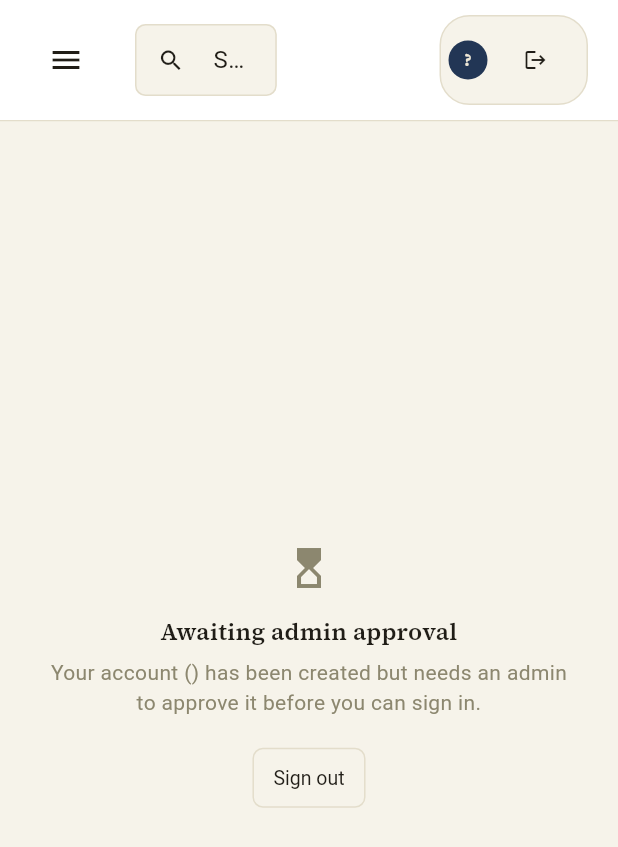
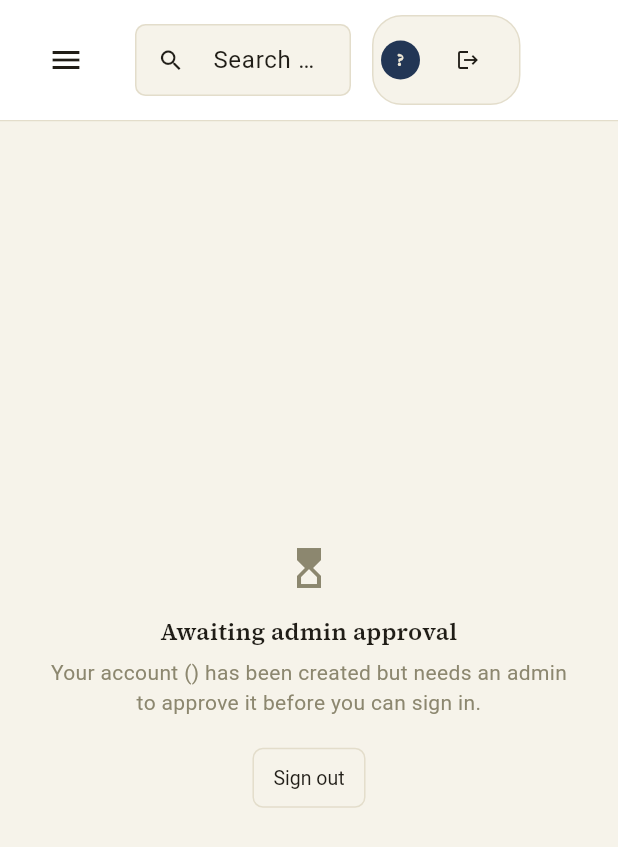
Before and after one commit to shivhegde/AiOffice, a Flutter app: the screen it shows once a user with an empty profile is signed in, on a phone screen of 412 x 824 dp. Shown: the top 847 px of the screen. Run offline on Flutter 3.47's test engine with Material 3 defaults, Android fonts, the phone set to English and light mode, and no system bars; our stand-ins replace cloud_firestore, file_picker, firebase_auth, firebase_core, firebase_storage, flutter_riverpod and 6 more; missing offline and left inert: desktop_drop; accounts and stored records are empty.

Commit message:
Fix top bar overflow and debug role picker text color
The top bar's Row overflowed (yellow/black stripe) at the app's
default window width: title/crumb, the debug "Viewing as" role
picker, and the user chip were unbounded and competed poorly with a
Spacer. Made each one genuinely flexible (Flexible + ellipsis text +
a shrinkable, isExpanded dropdown) instead of just capping their max
width, so nothing overflows regardless of window size.

Also pinned explicit theme-derived colors on the debug role picker's
icon and dropdown (button + menu items + dropdownColor) — it was
relying on an unset TextStyle color that fell back to an
unreadable default instead of the app's onSurface color.

Separately, the dashboard's two delta-line stat tiles (EMD Pending
Refund, FD Maturing) overflowed vertically at childAspectRatio 3.1;
lowered to 2.8 to fit the extra delta-line content.

Co-Authored-By: Claude Sonnet 5 <noreply@anthropic.com>
Claude-Session: https://claude.ai/code/session_01GHwP3VD8wxStvdyk2JHYKP

```diff
--- a/lib/features/dashboard/presentation/dashboard_screen.dart
+++ b/lib/features/dashboard/presentation/dashboard_screen.dart
@@ -36,7 +36,7 @@ class DashboardScreen extends ConsumerWidget {
                 physics: const NeverScrollableScrollPhysics(),
                 mainAxisSpacing: 14,
                 crossAxisSpacing: 14,
-                childAspectRatio: 3.1,
+                childAspectRatio: 2.8,
                 children: [
                   StatTile(label: 'Total Inward', value: '${stats.totalInward}'),
                   StatTile(label: 'Total Outward', value: '${stats.totalOutward}'),
--- a/lib/shared/widgets/top_bar.dart
+++ b/lib/shared/widgets/top_bar.dart
@@ -48,17 +48,31 @@ class TopBar extends ConsumerWidget implements PreferredSizeWidget {
             const SizedBox(width: 6),
           ],
           if (!isNarrow)
-            Column(
+            Flexible(
+              child: ConstrainedBox(
+                constraints: const BoxConstraints(maxWidth: 170),
+                child: Column(
                   crossAxisAlignment: CrossAxisAlignment.start,
+                  mainAxisSize: MainAxisSize.min,
                   children: [
-                Text(title, style: theme.textTheme.titleLarge?.copyWith(fontSize: 19)),
-                Text(crumb, style: TextStyle(fontSize: 12, color: colors.textMuted)),
+                    Text(
+                      title,
+                      style: theme.textTheme.titleLarge?.copyWith(fontSize: 19),
+                      maxLines: 1,
+                      overflow: TextOverflow.ellipsis,
+                    ),
+                    Text(
+                      crumb,
+                      style: TextStyle(fontSize: 12, color: colors.textMuted),
+                      maxLines: 1,
+                      overflow: TextOverflow.ellipsis,
+                    ),
                   ],
+                ),
+              ),
             ),
           const SizedBox(width: 16),
           Expanded(
-            child: ConstrainedBox(
-              constraints: const BoxConstraints(maxWidth: 360),
             child: TextField(
               onSubmitted: onSearch,
               decoration: InputDecoration(
@@ -68,11 +82,15 @@ class TopBar extends ConsumerWidget implements PreferredSizeWidget {
               ),
             ),
           ),
-          ),
-          const Spacer(),
-          if (kDebugMode) _DebugRolePicker(activeRole: effectiveRole),
           const SizedBox(width: 14),
-          Container(
+          if (kDebugMode && !isNarrow) ...[
+            Flexible(child: _DebugRolePicker(activeRole: effectiveRole)),
+            const SizedBox(width: 14),
+          ],
+          Flexible(
+            child: ConstrainedBox(
+              constraints: const BoxConstraints(maxWidth: 220),
+              child: Container(
                 padding: const EdgeInsets.fromLTRB(5, 5, 10, 5),
                 decoration: BoxDecoration(
                   color: theme.scaffoldBackgroundColor,
@@ -92,9 +110,13 @@ class TopBar extends ConsumerWidget implements PreferredSizeWidget {
                     ),
                     const SizedBox(width: 8),
                     if (!isNarrow)
-                  Text(
+                      Flexible(
+                        child: Text(
                           '${appUser?.displayName ?? appUser?.email ?? '...'} • ${effectiveRole.label}',
                           style: const TextStyle(fontSize: 12.5),
+                          maxLines: 1,
+                          overflow: TextOverflow.ellipsis,
+                        ),
                       ),
                     IconButton(
                       icon: const Icon(Icons.logout, size: 16),
@@ -102,6 +124,8 @@ class TopBar extends ConsumerWidget implements PreferredSizeWidget {
                       onPressed: () => ref.read(authRepositoryProvider).signOut(),
                     ),
                   ],
+                ),
+              ),
             ),
           ),
         ],
@@ -125,17 +149,34 @@ class _DebugRolePicker extends ConsumerWidget {
 
   @override
   Widget build(BuildContext context, WidgetRef ref) {
+    final onSurface = Theme.of(context).colorScheme.onSurface;
     return Row(
       mainAxisSize: MainAxisSize.min,
       children: [
-        const Text('Viewing as (debug)', style: TextStyle(fontSize: 12)),
-        const SizedBox(width: 6),
-        DropdownButton<AppRole>(
+        Tooltip(
+          message: 'Viewing as (debug)',
+          child: Icon(Icons.bug_report_outlined, size: 15, color: onSurface),
+        ),
+        const SizedBox(width: 4),
+        Flexible(
+          child: ConstrainedBox(
+            constraints: const BoxConstraints(maxWidth: 100),
+            child: DropdownButton<AppRole>(
               value: activeRole,
+              isExpanded: true,
               underline: const SizedBox.shrink(),
-          style: const TextStyle(fontSize: 12.5),
-          items: [for (final role in AppRole.values) DropdownMenuItem(value: role, child: Text(role.label))],
+              style: TextStyle(fontSize: 12.5, color: onSurface),
+              dropdownColor: Theme.of(context).colorScheme.surface,
+              items: [
+                for (final role in AppRole.values)
+                  DropdownMenuItem(
+                    value: role,
+                    child: Text(role.label, overflow: TextOverflow.ellipsis, style: TextStyle(color: onSurface)),
+                  ),
+              ],
               onChanged: (role) => ref.read(debugRoleOverrideProvider.notifier).state = role,
+            ),
+          ),
         ),
       ],
     );
```
Lines whose indentation alone changed are shown as unchanged.
